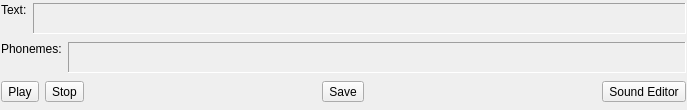
shdpl/nawia, file Tools/Horde3DEditor/src/GameEnginePlugIn/PhonemeEditorWidget.ui: the form before one commit.
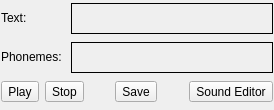
The form after the commit.

Commit message: Phoneme editor: - Started parsing of XML file - Fixed width - Fixed custom build steps

```diff
--- a/Tools/Horde3DEditor/src/GameEnginePlugIn/PhonemeEditorWidget.ui
+++ b/Tools/Horde3DEditor/src/GameEnginePlugIn/PhonemeEditorWidget.ui
@@ -5,10 +5,16 @@
    <rect>
     <x>0</x>
     <y>0</y>
-    <width>687</width>
+    <width>274</width>
     <height>110</height>
    </rect>
   </property>
+  <property name="sizePolicy" >
+   <sizepolicy vsizetype="Preferred" hsizetype="Expanding" >
+    <horstretch>0</horstretch>
+    <verstretch>0</verstretch>
+   </sizepolicy>
+  </property>
   <property name="windowTitle" >
    <string>Form</string>
   </property>
@@ -30,8 +36,26 @@
    </property>
    <item>
     <layout class="QHBoxLayout" >
+     <property name="sizeConstraint" >
+      <enum>QLayout::SetDefaultConstraint</enum>
+     </property>
      <item>
       <widget class="QLabel" name="textLabel" >
+       <property name="enabled" >
+        <bool>true</bool>
+       </property>
+       <property name="sizePolicy" >
+        <sizepolicy vsizetype="Fixed" hsizetype="Fixed" >
+         <horstretch>0</horstretch>
+         <verstretch>0</verstretch>
+        </sizepolicy>
+       </property>
+       <property name="minimumSize" >
+        <size>
+         <width>64</width>
+         <height>0</height>
+        </size>
+       </property>
        <property name="text" >
         <string>Text:</string>
        </property>
@@ -68,7 +92,13 @@
         <enum>QFrame::Panel</enum>
        </property>
        <property name="frameShadow" >
-        <enum>QFrame::Sunken</enum>
+        <enum>QFrame::Plain</enum>
+       </property>
+       <property name="lineWidth" >
+        <number>1</number>
+       </property>
+       <property name="midLineWidth" >
+        <number>0</number>
        </property>
       </widget>
      </item>
@@ -76,14 +106,23 @@
    </item>
    <item>
     <layout class="QHBoxLayout" name="_2" >
+     <property name="sizeConstraint" >
+      <enum>QLayout::SetDefaultConstraint</enum>
+     </property>
      <item>
       <widget class="QLabel" name="phonemeLabel" >
        <property name="sizePolicy" >
-        <sizepolicy vsizetype="Preferred" hsizetype="Fixed" >
+        <sizepolicy vsizetype="Fixed" hsizetype="Fixed" >
          <horstretch>0</horstretch>
          <verstretch>0</verstretch>
         </sizepolicy>
        </property>
+       <property name="minimumSize" >
+        <size>
+         <width>64</width>
+         <height>0</height>
+        </size>
+       </property>
        <property name="text" >
         <string>Phonemes:</string>
        </property>
@@ -124,7 +163,7 @@
         <enum>QFrame::Panel</enum>
        </property>
        <property name="frameShadow" >
-        <enum>QFrame::Sunken</enum>
+        <enum>QFrame::Plain</enum>
        </property>
       </widget>
      </item>
@@ -132,6 +171,9 @@
    </item>
    <item>
     <layout class="QHBoxLayout" name="_3" >
+     <property name="sizeConstraint" >
+      <enum>QLayout::SetDefaultConstraint</enum>
+     </property>
      <item>
       <widget class="QToolButton" name="m_playButton" >
        <property name="text" >
```
Left out of the diff: 1 changed line with no effect on the pictures. The commit also changes 4 other files.
